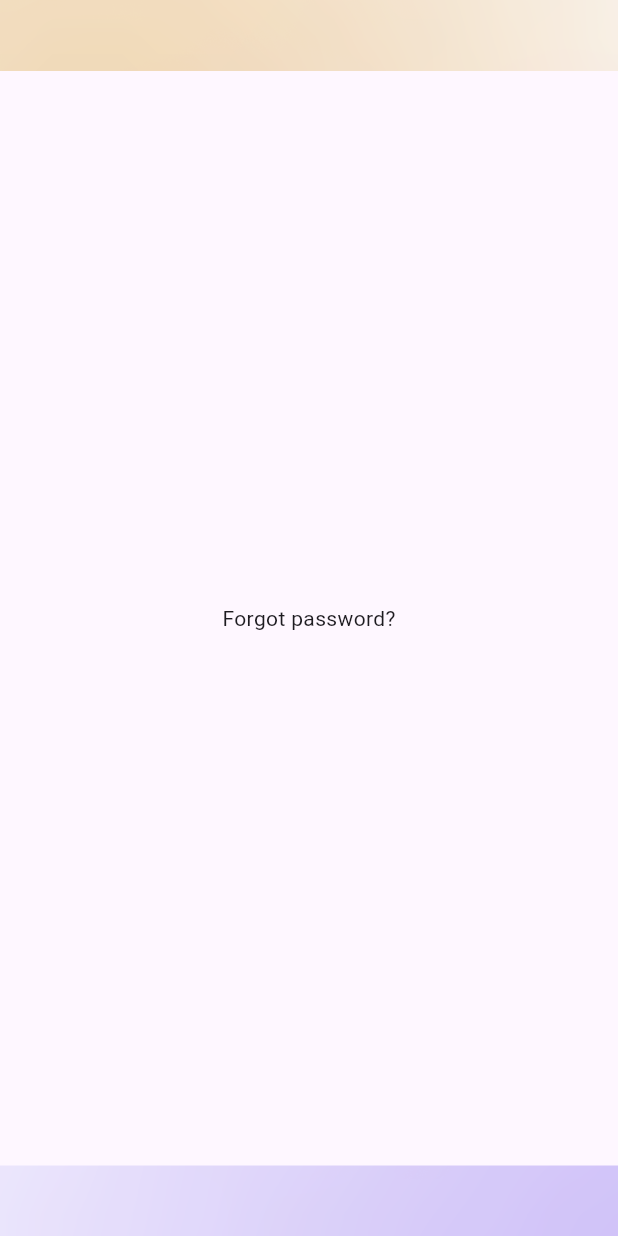
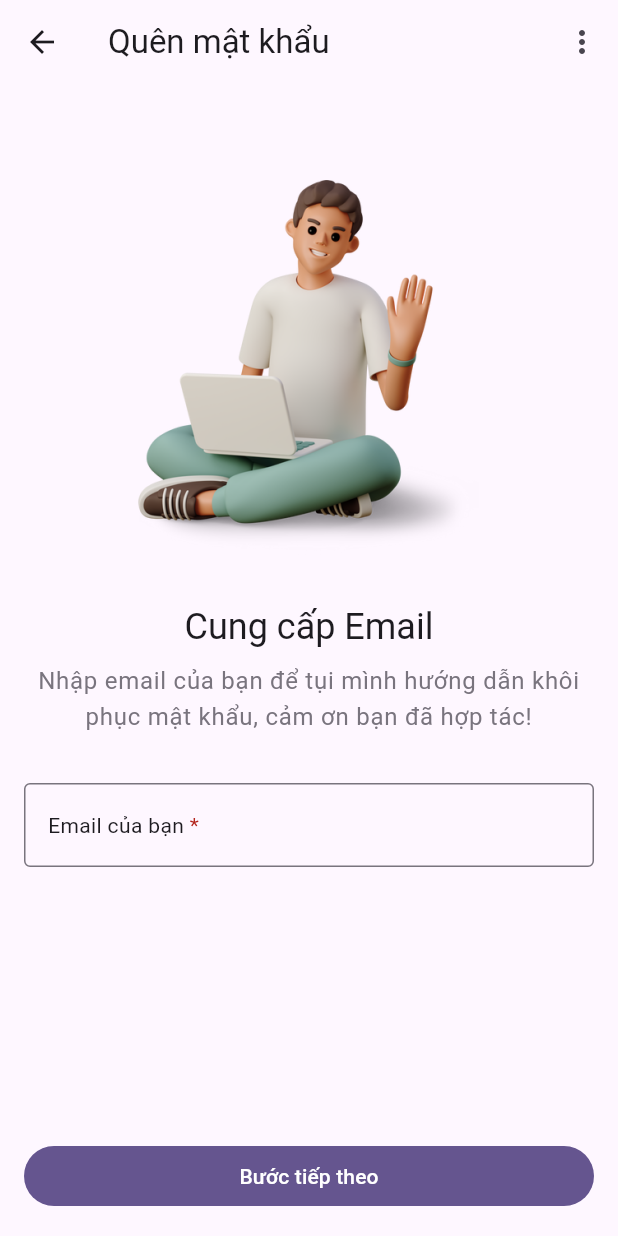
Before and after one commit to thienhdbse170185/F-Journey.Mobile, a Flutter app: the ForgotPwWidget screen opened by its route, on a phone screen of 412 x 824 dp. Run offline on Flutter 3.47's test engine with Material 3 defaults, Android fonts, the phone set to English and light mode, and no system bars; our stand-ins replace bloc, dotted_border, firebase_auth, firebase_core, flutter_bloc, flutter_otp_text_field and 5 more; accounts and stored records are empty.

```diff
--- a/lib/core/router.dart
+++ b/lib/core/router.dart
@@ -1,5 +1,7 @@
 import 'package:f_journey/features/auth/bloc/auth_bloc.dart';
 import 'package:f_journey/features/auth/widgets/forgot-pw/forgot-pw.dart';
+import 'package:f_journey/features/auth/widgets/forgot-pw/update-pw.dart';
+import 'package:f_journey/features/auth/widgets/forgot-pw/verify-otp.dart';
 import 'package:f_journey/features/auth/widgets/get-started/get-started.dart';
 import 'package:f_journey/features/auth/widgets/index.dart';
 import 'package:f_journey/features/auth/widgets/layout.dart';
@@ -25,6 +27,8 @@ class RouteName {
   static const String registerResult = '/register-result';
   static const String welcomeDriver = '/welcome-driver';
   static const String driverRegister = '/driver-register';
+  static const String verifyOtp = '/verify-otp';
+  static const String updatePw = '/update-pw';
 
   static const publicRoutes = [
     auth,
@@ -33,7 +37,9 @@ class RouteName {
     register,
     welcomeDriver,
     driverRegister,
-    registerResult
+    registerResult,
+    verifyOtp,
+    updatePw
   ];
 }
 
@@ -74,14 +80,6 @@ final router = GoRouter(
                   );
                 }),
             GoRoute(
-                path: RouteName.forgotPw,
-                builder: (context, state) {
-                  final TextTheme textTheme = Theme.of(context).textTheme;
-                  return ForgotPwWidget(
-                    textTheme: textTheme,
-                  );
-                }),
-            GoRoute(
                 path: RouteName.getStarted,
                 builder: (context, state) {
                   final TextTheme textTheme = Theme.of(context).textTheme;
@@ -94,6 +92,14 @@ final router = GoRouter(
                   return RegisterWidget(textTheme: textTheme);
                 })
           ]),
+      GoRoute(
+          path: RouteName.forgotPw,
+          builder: (context, state) {
+            final TextTheme textTheme = Theme.of(context).textTheme;
+            return ForgotPwWidget(
+              textTheme: textTheme,
+            );
+          }),
       GoRoute(
           path: RouteName.passengerRegister,
           builder: (context, state) {
@@ -118,5 +124,15 @@ final router = GoRouter(
           path: RouteName.driverRegister,
           builder: (context, state) {
             return const DriverRegisterWidget();
-          })
+          }),
+      GoRoute(
+          path: RouteName.verifyOtp,
+          builder: (context, state) {
+            return const VerifyOtpWidget();
+          }),
+      GoRoute(
+          path: RouteName.updatePw,
+          builder: (context, state) {
+            return const UpdatePasswordWidget();
+          }),
     ]);
--- a/lib/features/auth/widgets/forgot-pw/forgot-pw.dart
+++ b/lib/features/auth/widgets/forgot-pw/forgot-pw.dart
@@ -1,4 +1,9 @@
+import 'package:f_journey/core/common/widgets/settings_bottom_sheet.dart';
+import 'package:f_journey/core/router.dart';
+import 'package:f_journey/features/auth/widgets/components/text_field_required.dart';
 import 'package:flutter/material.dart';
+import 'package:flutter/widgets.dart';
+import 'package:go_router/go_router.dart';
 
 class ForgotPwWidget extends StatefulWidget {
   const ForgotPwWidget({super.key, required this.textTheme});
@@ -11,9 +16,61 @@ class ForgotPwWidget extends StatefulWidget {
 class _ForgotPwWidgetState extends State<ForgotPwWidget> {
   @override
   Widget build(BuildContext context) {
-    return const Scaffold(
-      body: Center(
-        child: Text('Forgot password?'),
+    return Scaffold(
+      appBar: AppBar(
+        leading: IconButton(
+          icon: const Icon(Icons.arrow_back),
+          onPressed: () {
+            context.pop();
+          },
+        ),
+        title: const Text('Quên mật khẩu'),
+        actions: [
+          IconButton(
+            onPressed: () {
+              showSettingsBottomSheet(context);
+            },
+            icon: const Icon(Icons.more_vert),
+          )
+        ],
+      ),
+      body: SingleChildScrollView(
+        child: Container(
+          width: MediaQuery.of(context).size.width,
+          padding:
+              const EdgeInsets.only(top: 64, bottom: 16, left: 16, right: 16),
+          child: Column(
+            crossAxisAlignment: CrossAxisAlignment.center,
+            children: [
+              Image.asset(
+                'assets/images/checking_image.png',
+                width: 260,
+              ),
+              const SizedBox(height: 32),
+              Text('Cung cấp Email', style: widget.textTheme.headlineSmall),
+              const SizedBox(height: 8),
+              Text(
+                'Nhập email của bạn để tụi mình hướng dẫn khôi phục mật khẩu, cảm ơn bạn đã hợp tác!',
+                style: widget.textTheme.bodyLarge
+                    ?.copyWith(color: Theme.of(context).colorScheme.outline),
+                textAlign: TextAlign.center,
+              ),
+              const SizedBox(height: 32),
+              const TextFieldRequired(
+                  label: 'Email của bạn', hintText: 'Nhập email của bạn'),
+            ],
+          ),
+        ),
+      ),
+      bottomSheet: Container(
+        padding: const EdgeInsets.symmetric(horizontal: 16, vertical: 16),
+        width: MediaQuery.of(context).size.width,
+        child: FilledButton(
+          onPressed: () {
+            context.push(RouteName.verifyOtp);
+          },
+          child: const Text('Bước tiếp theo'),
+        ),
       ),
     );
   }
```
Also changed, not shown: lib/features/auth/widgets/forgot-pw/update-pw.dart (added, +68 -0 lines), lib/features/auth/widgets/forgot-pw/verify-otp.dart (added, +165 -0 lines), assets/images/password.png (added).
